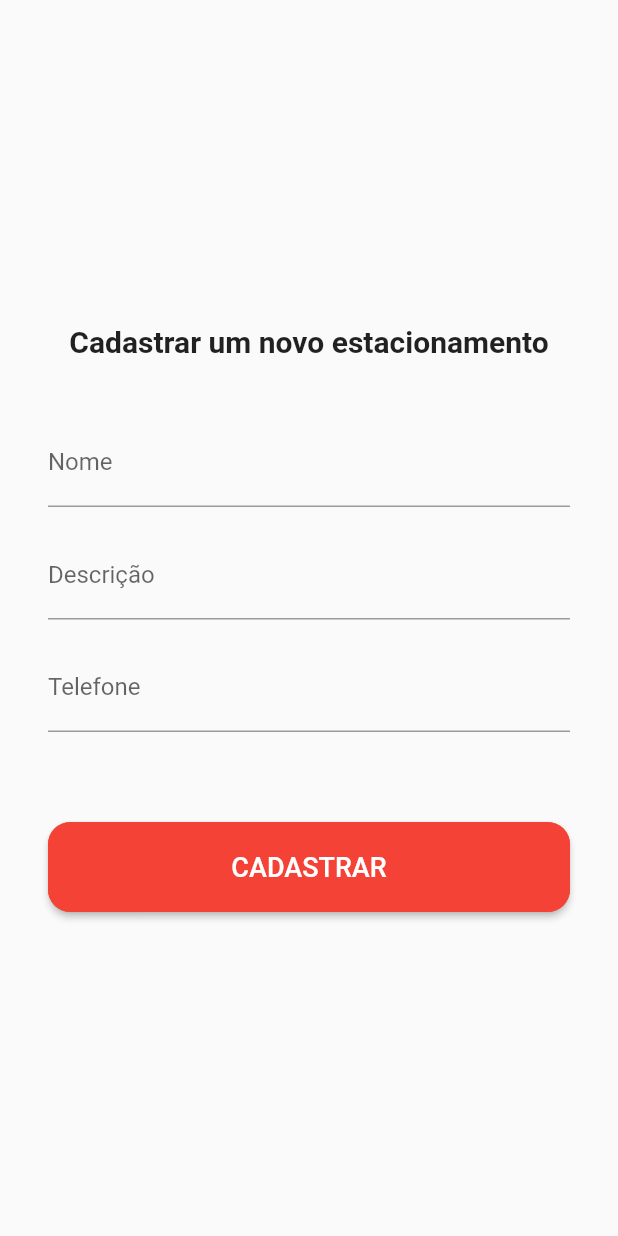
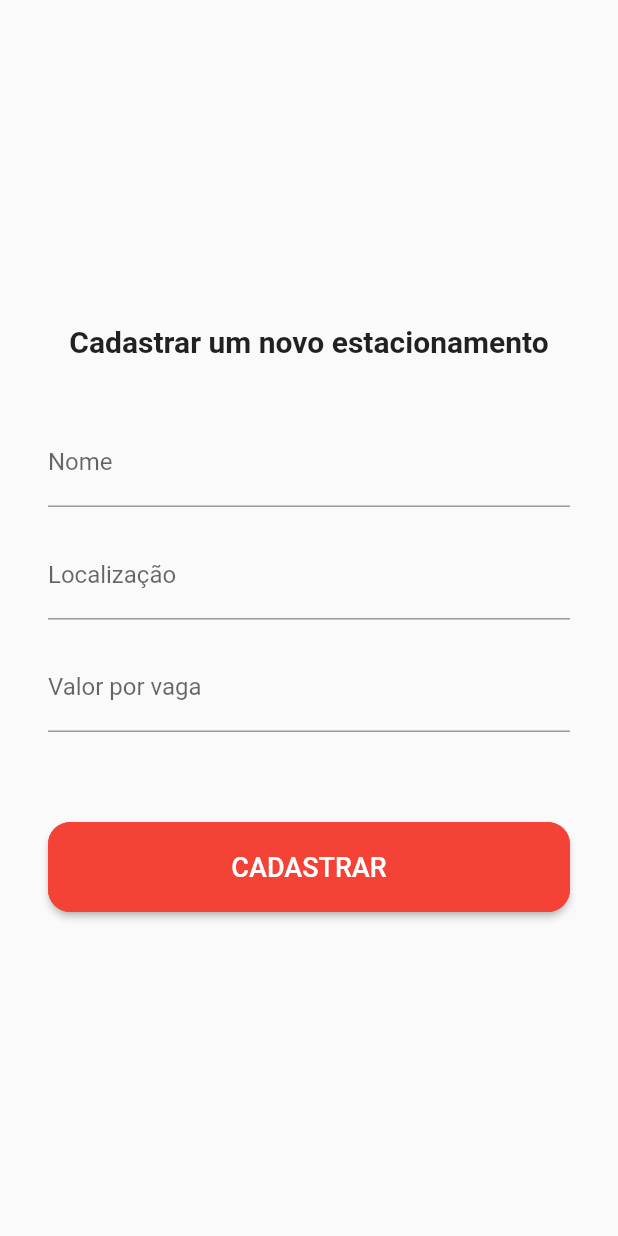
Before and after one commit to gabrielcastellani/iPark, a Flutter app: the ParkingPage screen opened directly, after a tap on the "add" icon, on a phone screen of 412 x 824 dp. Run offline on Flutter 3.47's test engine with Material 2 defaults, Android fonts, the phone set to English and light mode, and no system bars; our stand-ins replace cloud_firestore, connectivity, firebase_auth, firebase_core, google_maps_flutter; accounts and stored records are empty.

```diff
--- a/lib/app/App.dart
+++ b/lib/app/App.dart
@@ -1,4 +1,5 @@
 import 'package:app_estacionamento/app/pages/parking/ParkingPage.dart';
+import 'package:app_estacionamento/app/pages/signup/signup_page.dart';
 import 'package:app_estacionamento/app/providers/UserProvider.dart';
 import 'package:app_estacionamento/app/providers/parking_provider.dart';
 import 'package:flutter/material.dart';
--- a/lib/app/common/custom_card/custom_card.dart
+++ b/lib/app/common/custom_card/custom_card.dart
@@ -3,8 +3,7 @@ import 'package:flutter/material.dart';
 import 'card_description.dart';
 
 class CustomCard extends StatelessWidget {
-  const CustomCard({Key key, this.title, this.address, this.image, this.price})
-      : super(key: key);
+  const CustomCard(this.title, this.address, this.image, this.price);
 
   final String title;
   final String address;
@@ -29,9 +28,9 @@ class CustomCard extends StatelessWidget {
               Expanded(
                   flex: 2,
                   child: CardDescription(
-                    title: 'Estacionamento do seu zé',
+                    title: this.title,
                     address: 'Centro - Blumenau',
-                    price: 5.0,
+                    price: this.price,
                   )),
               const Icon(Icons.favorite_rounded, color: Colors.red)
             ],
--- a/lib/app/models/parking_model.dart
+++ b/lib/app/models/parking_model.dart
@@ -5,8 +5,8 @@ class ParkingModel {
 
   ParkingModel.fromDocument(DocumentSnapshot document) {
     name = document['name'] as String;
-    description = document['description'] as String;
-    phone = document['phone'] as String;
+    localization = document['localization'] as GeoPoint;
+    parkingSpaceValue = double.parse(document['parkingSpaceValue'].toString());
     // openHour = document['openDate'] as DateTime;
     // closeHour = document['closeDate'] as DateTime;
     // localization = document['localization'] as GeoPoint;
@@ -29,6 +29,9 @@ class ParkingModel {
   bool isHourlyValue;
   List<String> images;
 
-  Map<String, dynamic> toJson() =>
-      {'name': name, 'description': description, 'phone': phone};
+  Map<String, dynamic> toJson() => {
+        'name': name,
+        'localization': new GeoPoint(10, 10),
+        'parkingSpaceValue': parkingSpaceValue
+      };
 }
--- a/lib/app/pages/parking/ParkingPage.dart
+++ b/lib/app/pages/parking/ParkingPage.dart
@@ -1,25 +1,26 @@
 import 'package:app_estacionamento/app/common/custom_card/custom_card.dart';
 import 'package:app_estacionamento/app/pages/parking/newParking_page.dart';
+import 'package:app_estacionamento/app/providers/parking_provider.dart';
 import 'package:flutter/material.dart';
+import 'package:provider/provider.dart';
 
 class ParkingPage extends StatelessWidget {
   @override
   Widget build(BuildContext context) {
     return Scaffold(
-      body: ListView(children: <Widget>[
-        CustomCard(),
-        CustomCard(),
-        CustomCard(),
-        CustomCard(),
-        CustomCard(),
-        CustomCard(),
-        CustomCard(),
-        CustomCard(),
-        CustomCard(),
-      ]),
-      floatingActionButton: Align(
-        alignment: Alignment.bottomCenter,
-        child: new FloatingActionButton(
+      body: Consumer<ParkingProvider>(
+        builder: (_, parkingProvider, __) {
+          return ListView.builder(
+              itemCount: parkingProvider.allParking.length,
+              itemBuilder: (_, index) {
+                var parking = parkingProvider.allParking[index];
+
+                return CustomCard(
+                    parking.name, '', '', parking.parkingSpaceValue);
+              });
+        },
+      ),
+      floatingActionButton: new FloatingActionButton(
         backgroundColor: const Color(0xff03dac6),
         foregroundColor: Colors.black,
         onPressed: () {
@@ -28,7 +29,6 @@ class ParkingPage extends StatelessWidget {
         },
         child: Icon(Icons.add),
       ),
-      ),
     );
   }
 }
--- a/lib/app/pages/parking/newParking_page.dart
+++ b/lib/app/pages/parking/newParking_page.dart
@@ -41,7 +41,7 @@ class NewParkingPage extends StatelessWidget {
                 ),
                 TextFormField(
                   decoration: const InputDecoration(
-                    labelText: 'Descrição',
+                    labelText: 'Localização',
                   ),
                   keyboardType: TextInputType.multiline,
                   onSaved: (description) =>
@@ -52,10 +52,11 @@ class NewParkingPage extends StatelessWidget {
                 ),
                 TextFormField(
                   decoration: const InputDecoration(
-                    labelText: 'Telefone',
+                    labelText: 'Valor por vaga',
                   ),
-                  keyboardType: TextInputType.phone,
-                  onSaved: (phone) => _parkingModel.phone = phone,
+                  keyboardType: TextInputType.number,
+                  onSaved: (value) =>
+                      _parkingModel.parkingSpaceValue = double.parse(value),
                 ),
                 const SizedBox(
                   height: 60,
--- a/lib/app/pages/signin/SignInPage.dart
+++ b/lib/app/pages/signin/SignInPage.dart
@@ -39,6 +39,7 @@ class SignInPage extends StatelessWidget {
                     labelText: 'E-mail',
                     icon: Icon(Icons.email),
                   ),
+                  initialValue: 'gabriel@gmail.com',
                   keyboardType: TextInputType.emailAddress,
                   validator: (email) {
                     if (email.isEmpty) {
@@ -59,6 +60,7 @@ class SignInPage extends StatelessWidget {
                     labelText: 'Senha',
                     icon: Icon(Icons.lock),
                   ),
+                  initialValue: '123456',
                   obscureText: true,
                   validator: (pass) {
                     if (pass.isEmpty) {
--- a/lib/app/providers/parking_provider.dart
+++ b/lib/app/providers/parking_provider.dart
@@ -3,7 +3,7 @@ import 'package:cloud_firestore/cloud_firestore.dart';
 
 class ParkingProvider {
   final FirebaseFirestore _firebaseFirestore = FirebaseFirestore.instance;
-  List<ParkingModel> _allParking = [];
+  List<ParkingModel> allParking = [];
 
   ParkingProvider() {
     _loadAllParking();
@@ -12,7 +12,7 @@ class ParkingProvider {
   Future<void> _loadAllParking() async {
     QuerySnapshot query = await _firebaseFirestore.collection('parkings').get();
 
-    // _allParking = query.docs.map((e) => ParkingModel.fromDocument(e));
+    allParking = query.docs.map((e) => ParkingModel.fromDocument(e)).toList();
   }
 
   Future<void> create({ParkingModel parking}) async {
--- a/pubspec.yaml
+++ b/pubspec.yaml
@@ -34,7 +34,8 @@ dependencies:
   firebase_storage: ^8.0.0
   connectivity: ^3.0.2
   provider: ^5.0.0
-
+  flutter_google_places: ^0.3.0
+  geocoder: ^0.2.1
 
 dev_dependencies:
   flutter_test:
```
Also changed, not shown: pubspec.lock. Lines whose indentation alone changed are shown as unchanged.
